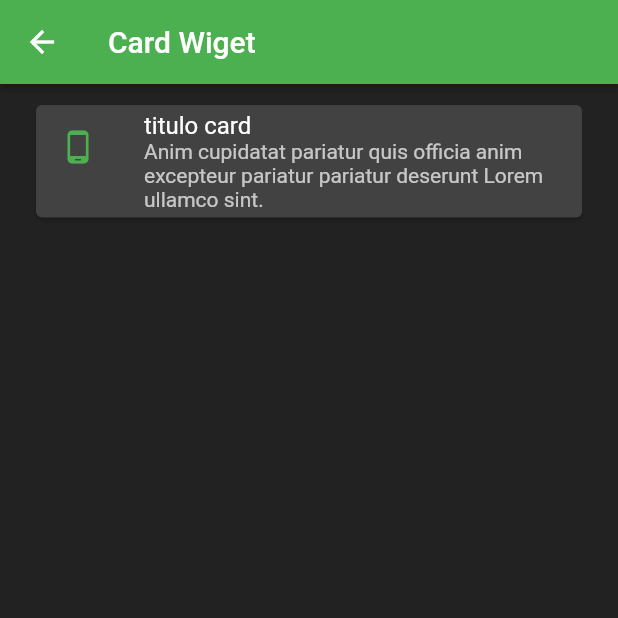
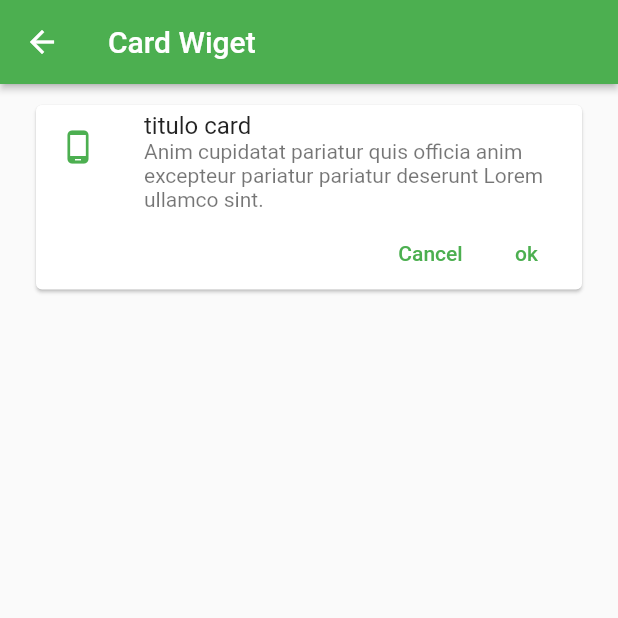
Before and after one commit to eliato/curso-flutter, a Flutter app: the CardScreen screen opened by its route, on a phone screen of 412 x 824 dp, the top half of it. Run offline on Flutter 3.47's test engine with Material 2 defaults, Android fonts, the phone set to English and light mode, and no system bars.

Commit message:
add button card

```diff
--- a/fl_components/lib/main.dart
+++ b/fl_components/lib/main.dart
@@ -20,7 +20,7 @@ class MyApp
       initialRoute: AppRoutes.initialRoute,
       routes: AppRoutes.getAppRoutes(),
       onGenerateRoute: AppRoutes.onGenerateRoute,
-      theme: AppTheme.darkTheme,
+      theme: AppTheme.lightTheme,
     );
   }
 }
--- a/fl_components/lib/screens/card_screen.dart
+++ b/fl_components/lib/screens/card_screen.dart
@@ -1,5 +1,6 @@
-import 'package:fl_components/theme/app_theme.dart';
 import 'package:flutter/material.dart';
+
+import '../widgets/custom_card_type_1.dart';
 
 class CardScreen
     extends StatelessWidget {
@@ -16,21 +17,8 @@ class CardScreen
       ),
       body: ListView(
       padding: const EdgeInsets.symmetric(horizontal: 20, vertical: 10),
-      children: [
-        Card(
-          child: Column(
-
-            children: const[
-              ListTile(
-              leading: Icon(Icons.phone_android, color: AppTheme.primary),
-              title: Text('titulo card'),
-              subtitle: Text('Anim cupidatat pariatur quis officia anim excepteur pariatur pariatur deserunt Lorem ullamco sint.'),
-              )
-
-              ],
-
-            ),
-          )
+      children: const [
+        CustomCardType1()
         ],
     )
     );
--- a/fl_components/lib/theme/app_theme.dart
+++ b/fl_components/lib/theme/app_theme.dart
@@ -10,6 +10,9 @@ class AppTheme{
       color: primary,
       elevation: 2,
       ),
+      textButtonTheme: TextButtonThemeData(
+      style: TextButton.styleFrom( foregroundColor: primary)
+       )
   );
 
   static final ThemeData darkTheme =  ThemeData.dark().copyWith(
@@ -18,8 +21,13 @@ class AppTheme{
       color: primary,
       elevation: 2,
     ),
-    scaffoldBackgroundColor: Colors.black87
+    textButtonTheme: TextButtonThemeData(
+      style: TextButton.styleFrom( foregroundColor: primary)
+    )
   );
+
+  //TextButton Theme
+
 
 
 }
--- /dev/null
+++ b/fl_components/lib/widgets/custom_card_type_1.dart
@@ -0,0 +1,46 @@
+import 'package:flutter/material.dart';
+
+import '../theme/app_theme.dart';
+
+class CustomCardType1
+    extends StatelessWidget {
+  const CustomCardType1({
+    Key?
+        key,
+  }) : super(key: key);
+
+  @override
+  Widget
+      build(BuildContext context) {
+    return Card(
+      child: Column(
+        children: [
+         const ListTile(
+            leading: Icon(Icons.phone_android, color: AppTheme.primary),
+            title: Text('titulo card'),
+            subtitle: Text('Anim cupidatat pariatur quis officia anim excepteur pariatur pariatur deserunt Lorem ullamco sint.'),
+          ),
+           Padding(
+             padding: const EdgeInsets.only(right: 5),
+             child: Row(
+              mainAxisAlignment: MainAxisAlignment.end,
+              children: [
+                TextButton(
+                  onPressed: () {},
+                  child: const Text('Cancel')
+                  ),
+                TextButton(
+                  onPressed: () {},
+                  child: const Text('ok')
+
+
+                  )
+
+                ],
+          ),
+           )
+        ],
+      ),
+    );
+  }
+}
--- /dev/null
+++ b/fl_components/lib/widgets/widgets.dart
@@ -0,0 +1,3 @@
+
+
+export 'package:fl_components/widgets/custom_card_type_1.dart';
```
